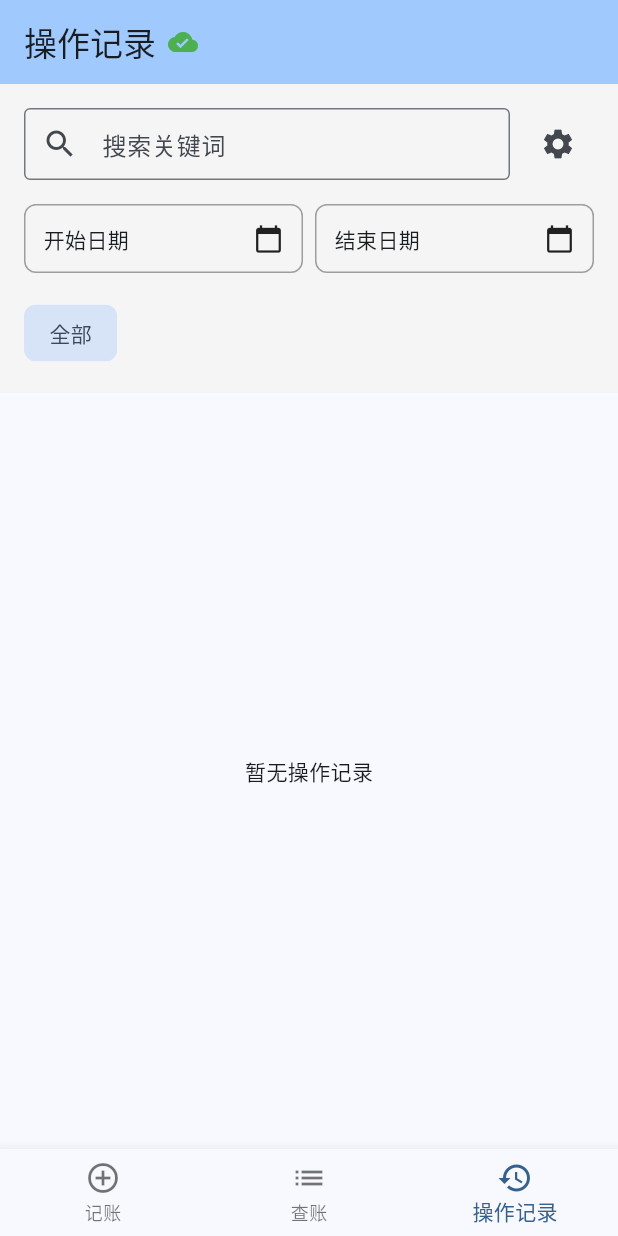
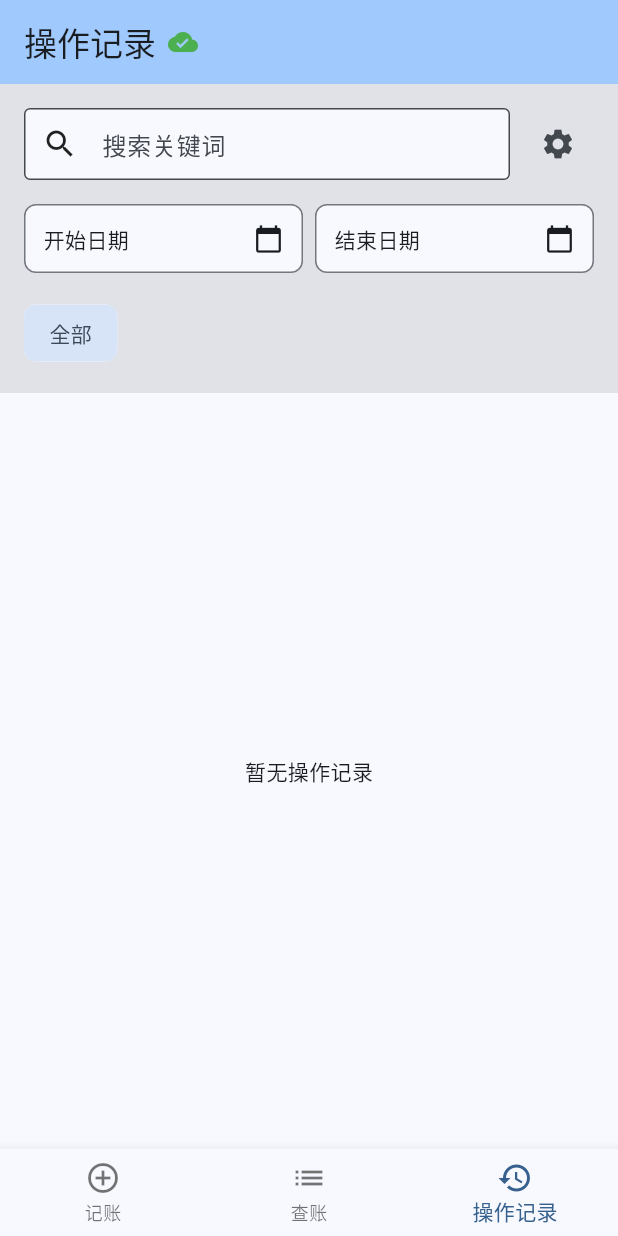
Before and after one commit to NeuroMatrix-Lab/tally, a Flutter app: the screen it shows after launch, swiped to page 3, on a phone screen of 412 x 824 dp. Run offline on Flutter 3.47's test engine with Material 3 defaults, Android fonts, the phone set to English and light mode, and no system bars; our stand-ins replace image_picker, share_plus, shared_preferences, sqflite; missing offline and left inert: excel, mysql1; accounts and stored records are empty.

Commit message:
# 深色模式和数据库直通加密

```diff
--- a/lib/pages/operation_log_page.dart
+++ b/lib/pages/operation_log_page.dart
@@ -80,12 +80,15 @@ class _OperationLogPageState extends State<OperationLogPage> {
 
   @override
   Widget build(BuildContext context) {
+    final theme = Theme.of(context);
+    final colorScheme = theme.colorScheme;
+
     return Scaffold(
       body: Column(
         children: [
           Container(
             padding: const EdgeInsets.all(16.0),
-            color: Colors.grey.shade100,
+            color: colorScheme.surfaceContainerHighest,
             child: Column(
               crossAxisAlignment: CrossAxisAlignment.stretch,
               children: [
@@ -93,11 +96,15 @@ class _OperationLogPageState extends State<OperationLogPage> {
                   children: [
                     Expanded(
                       child: TextField(
-                        decoration: const InputDecoration(
+                        decoration: InputDecoration(
                           hintText: '搜索关键词',
-                          prefixIcon: Icon(Icons.search),
-                          border: OutlineInputBorder(),
-                          contentPadding: EdgeInsets.symmetric(horizontal: 12, vertical: 8),
+                          prefixIcon: Icon(Icons.search, color: theme.iconTheme.color),
+                          border: OutlineInputBorder(
+                            borderSide: BorderSide(color: colorScheme.outline),
+                          ),
+                          filled: true,
+                          fillColor: colorScheme.surface,
+                          contentPadding: const EdgeInsets.symmetric(horizontal: 12, vertical: 8),
                         ),
                         onChanged: (value) {
                           setState(() {
@@ -128,7 +135,8 @@ class _OperationLogPageState extends State<OperationLogPage> {
                         child: Container(
                           padding: const EdgeInsets.all(12),
                           decoration: BoxDecoration(
-                            border: Border.all(color: Colors.grey),
+                            color: colorScheme.surface,
+                            border: Border.all(color: colorScheme.outline),
                             borderRadius: BorderRadius.circular(8),
                           ),
                           child: Row(
@@ -139,12 +147,12 @@ class _OperationLogPageState extends State<OperationLogPage> {
                                   _startDate == null
                                       ? '开始日期'
                                       : DateFormat('yyyy-MM-dd').format(_startDate!),
-                                  style: const TextStyle(fontSize: 14),
+                                  style: TextStyle(fontSize: 14, color: colorScheme.onSurface),
                                 ),
                               ),
                               if (_startDate != null)
                                 IconButton(
-                                  icon: const Icon(Icons.clear, size: 20),
+                                  icon: Icon(Icons.clear, size: 20, color: colorScheme.onSurface),
                                   onPressed: () {
                                     setState(() {
                                       _startDate = null;
@@ -153,7 +161,7 @@ class _OperationLogPageState extends State<OperationLogPage> {
                                   padding: EdgeInsets.zero,
                                   constraints: const BoxConstraints(),
                                 ),
-                              const Icon(Icons.calendar_today, size: 20),
+                              Icon(Icons.calendar_today, size: 20, color: colorScheme.onSurface),
                             ],
                           ),
                         ),
@@ -166,7 +174,8 @@ class _OperationLogPageState extends State<OperationLogPage> {
                         child: Container(
                           padding: const EdgeInsets.all(12),
                           decoration: BoxDecoration(
-                            border: Border.all(color: Colors.grey),
+                            color: colorScheme.surface,
+                            border: Border.all(color: colorScheme.outline),
                             borderRadius: BorderRadius.circular(8),
                           ),
                           child: Row(
@@ -177,12 +186,12 @@ class _OperationLogPageState extends State<OperationLogPage> {
                                   _endDate == null
                                       ? '结束日期'
                                       : DateFormat('yyyy-MM-dd').format(_endDate!),
-                                  style: const TextStyle(fontSize: 14),
+                                  style: TextStyle(fontSize: 14, color: colorScheme.onSurface),
                                 ),
                               ),
                               if (_endDate != null)
                                 IconButton(
-                                  icon: const Icon(Icons.clear, size: 20),
+                                  icon: Icon(Icons.clear, size: 20, color: colorScheme.onSurface),
                                   onPressed: () {
                                     setState(() {
                                       _endDate = null;
@@ -191,7 +200,7 @@ class _OperationLogPageState extends State<OperationLogPage> {
                                   padding: EdgeInsets.zero,
                                   constraints: const BoxConstraints(),
                                 ),
-                              const Icon(Icons.calendar_today, size: 20),
+                              Icon(Icons.calendar_today, size: 20, color: colorScheme.onSurface),
                             ],
                           ),
                         ),
@@ -255,7 +264,7 @@ class _OperationLogPageState extends State<OperationLogPage> {
                                   log.details!,
                                   style: TextStyle(
                                     fontSize: 12,
-                                    color: Colors.grey[600],
+                                    color: colorScheme.onSurfaceVariant,
                                   ),
                                 ),
                             ],
@@ -263,7 +272,7 @@ class _OperationLogPageState extends State<OperationLogPage> {
                           trailing: Chip(
                             label: Text(log.type),
                             backgroundColor: _getTypeColor(log.type),
-                            labelStyle: const TextStyle(color: Colors.white, fontSize: 12),
+                            labelStyle: TextStyle(color: _getTypeLabelColor(log.type), fontSize: 12),
                           ),
                         ),
                       );
@@ -308,4 +317,10 @@ class _OperationLogPageState extends State<OperationLogPage> {
         return Colors.grey;
     }
   }
+
+  Color _getTypeLabelColor(String type) {
+    final background = _getTypeColor(type);
+    final brightness = ThemeData.estimateBrightnessForColor(background);
+    return brightness == Brightness.dark ? Colors.white : Colors.black;
+  }
 }
```
Also changed, not shown: lib/pages/settings_page.dart (+52 -17 lines), lib/services/api_service.dart (+192 -86 lines), 1 other file.
